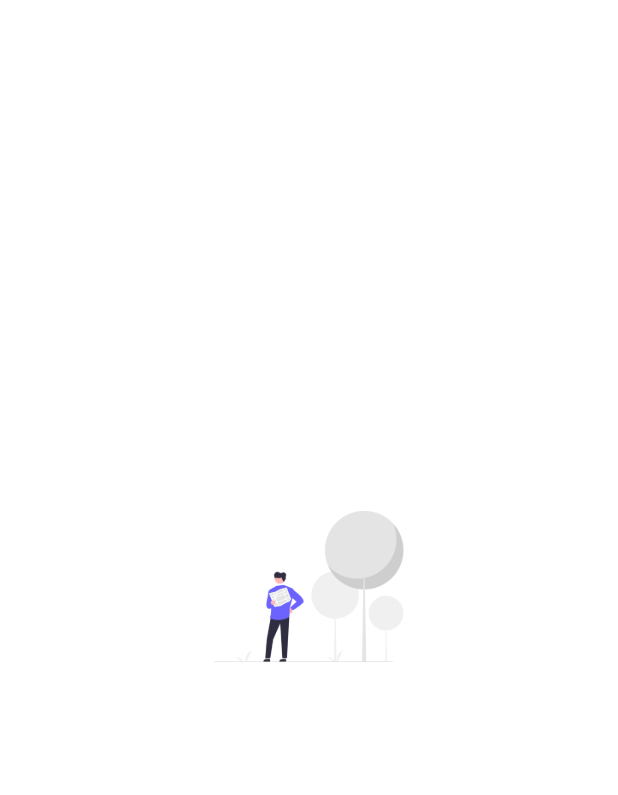
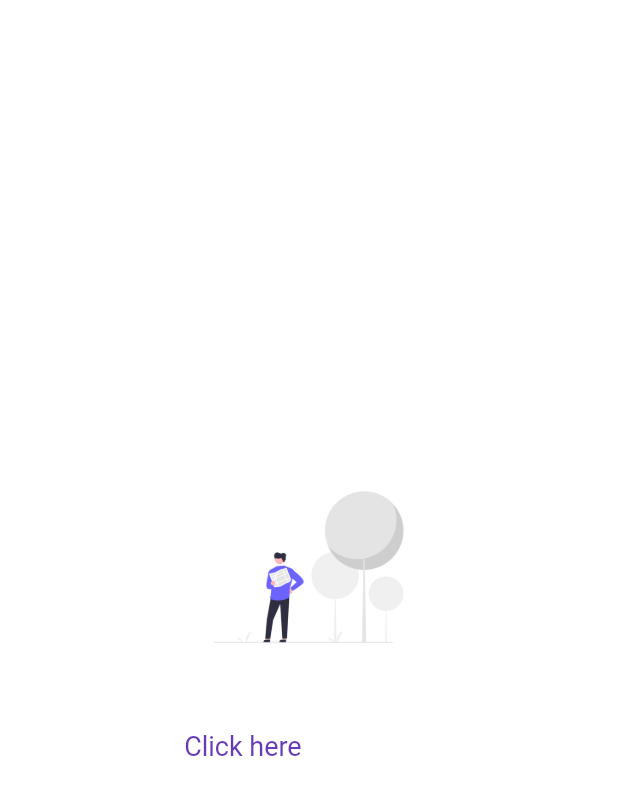
Before and after one commit to jatinkumarsahoo99/zeebms_creditcontrol, a Flutter app: the NoDataFoundPage screen opened by its route, on a phone screen of 412 x 824 dp. Shown: the top 795 px of the screen. Run offline on Flutter 3.47's test engine with Material 2 defaults, Android fonts, the phone set to English and light mode, and no system bars; our stand-ins replace csv, data_table_2, dio, dropdown_search, file_picker, flutter_cache_manager and 8 more; missing offline and left inert: azure_application_insights, dart:html, dart:js, dropdown_plus, encrypt, excel and 2 more; accounts and stored records are empty.

Commit message:
Update Exit Method

```diff
--- a/lib/widgets/NoDataFoundPage.dart
+++ b/lib/widgets/NoDataFoundPage.dart
@@ -3,6 +3,7 @@ import 'package:get/get.dart';
 import 'dart:html' as html;
 
 import '../app/providers/ApiFactory.dart';
+import '../app/providers/Utils.dart';
 
 class NoDataFoundPage extends StatelessWidget {
   const NoDataFoundPage({Key? key}) : super(key: key);
@@ -41,14 +42,47 @@ class NoDataFoundPage extends StatelessWidget {
               padding: EdgeInsets.symmetric(horizontal: 35, vertical: 20),
             )*/
             (html.window.top != html.window.self)
-                ? RichText(
+                ? Column(
+              children: [
+                RichText(
                   textAlign: TextAlign.center,
                   text: TextSpan(
                     text:
-                'You are not authorized to access this page. Please contact support team',
+                    'You are not authorized to access this page. Please contact support team.',
                     // style: Theme.of(context).textTheme.bodyLarge,
                     style: TextStyle(fontSize: 18),
                   ),
+                ),
+                SizedBox(height: 5,),
+                RichText(
+                  textAlign: TextAlign.center,
+                  text: TextSpan(
+                    text:
+                    '',
+                    // style: Theme.of(context).textTheme.bodyLarge,
+                    style: TextStyle(fontSize: 18),
+                    children: <InlineSpan>[
+                      WidgetSpan(
+                        alignment: PlaceholderAlignment.baseline,
+                        baseline: TextBaseline.alphabetic,
+                        child: LinkButton(
+                            urlLabel: "Click here",
+                            context: context,
+                            function: () {
+                              // js.context.callMethod('fromFlutter', ['Flutter is calling upon JavaScript!']);
+                              print("Click here to exit");
+                              if (html.window.location.href.contains("loginCode")) {
+                                Utils.callJSToExit(param: "exit|${Utils.getFormName()}");
+                              }
+                            }),
+                      ),
+                      TextSpan(
+                        text: ' to go back',
+                      ),
+                    ],
+                  ),
+                ),
+              ],
             )
                 : RichText(
               textAlign: TextAlign.center,
```
Lines whose indentation alone changed are shown as unchanged.
